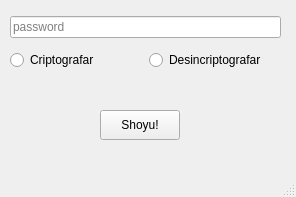
Qt form shoyu.ui (Z33DD/shoyu) before a commit.
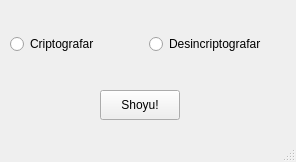
The same form after that commit.

```diff
--- a/shoyu.ui
+++ b/shoyu.ui
@@ -7,7 +7,7 @@
     <x>0</x>
     <y>0</y>
     <width>296</width>
-    <height>197</height>
+    <height>162</height>
    </rect>
   </property>
   <property name="windowTitle">
@@ -26,22 +26,6 @@
     <layout class="QHBoxLayout" name="horizontalLayout_3">
      <item>
       <layout class="QVBoxLayout" name="verticalLayout">
-       <item>
-        <widget class="QLineEdit" name="password">
-         <property name="inputMethodHints">
-          <set>Qt::ImhHiddenText|Qt::ImhNoAutoUppercase|Qt::ImhNoPredictiveText|Qt::ImhSensitiveData</set>
-         </property>
-         <property name="text">
-          <string/>
-         </property>
-         <property name="echoMode">
-          <enum>QLineEdit::Password</enum>
-         </property>
-         <property name="placeholderText">
-          <string>password</string>
-         </property>
-        </widget>
-       </item>
        <item>
         <layout class="QHBoxLayout" name="horizontalLayout_2">
          <item>
@@ -68,7 +52,7 @@
     <property name="geometry">
      <rect>
       <x>100</x>
-      <y>110</y>
+      <y>90</y>
       <width>80</width>
       <height>30</height>
      </rect>
```
